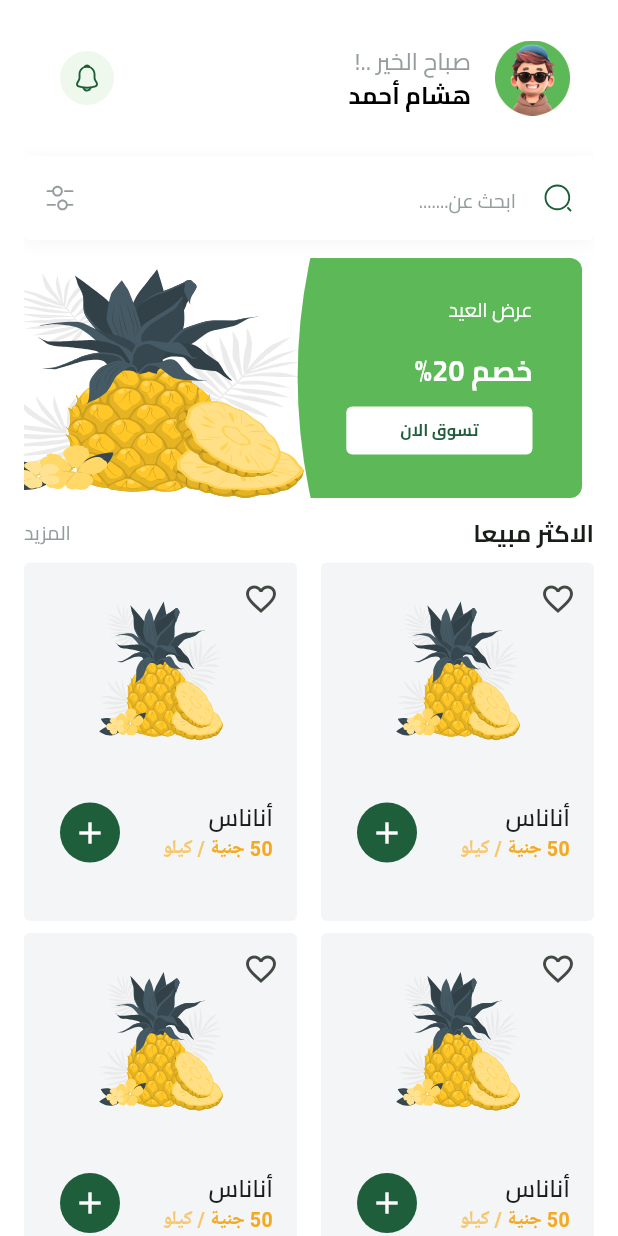
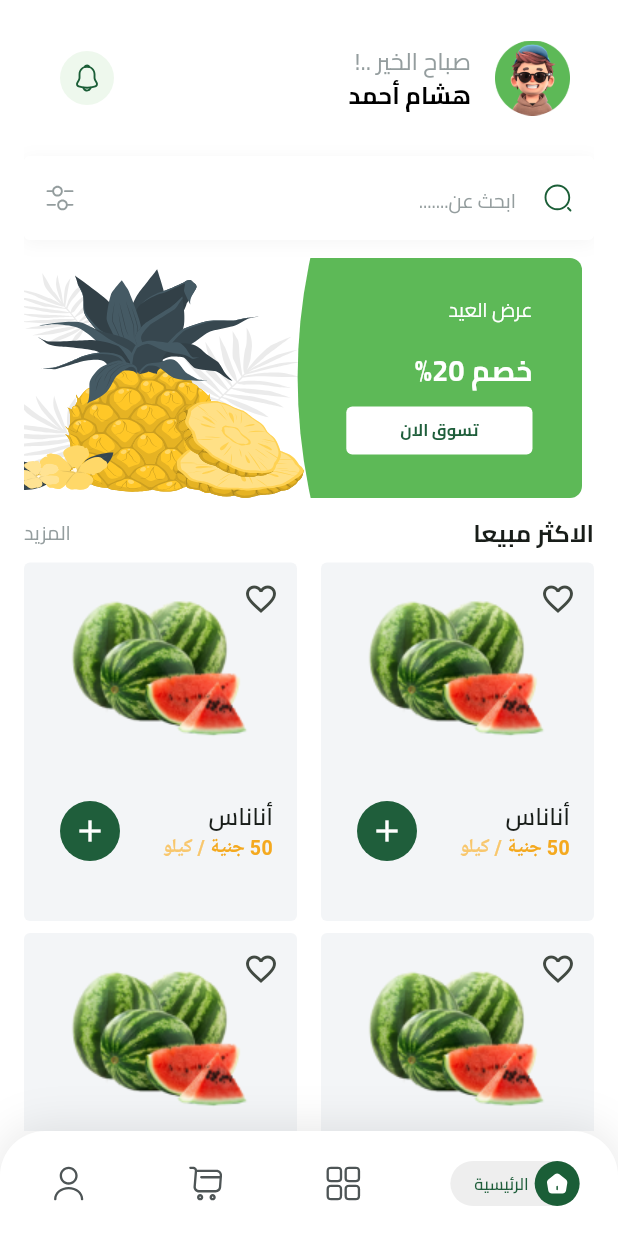
Before and after one commit to HishamElnemr/e-commerce-app, a Flutter app: the HomeView screen opened by its route, on a phone screen of 412 x 824 dp. Run offline on Flutter 3.47's test engine with Material 3 defaults, Android fonts, the phone set to English and light mode, and no system bars; our stand-ins replace cloud_firestore, dartz, dots_indicator, firebase_auth, firebase_core, flutter_bloc and 7 more; missing offline and left inert: flutter_facebook_auth; accounts and stored records are empty.

Commit message:
Add customBottomNavBar widget

```diff
--- a/lib/core/utils/app_images.dart
+++ b/lib/core/utils/app_images.dart
@@ -74,6 +74,38 @@ class Assets {
   /// assets/images/splash_bottom.svg
   static const String assetsImagesSplashBottom = "assets/images/splash_bottom.svg";
 
+  /// Assets for assetsImagesVuesaxBoldHome
+  /// assets/images/vuesax/bold/home.svg
+  static const String assetsImagesVuesaxBoldHome = "assets/images/vuesax/bold/home.svg";
+
+  /// Assets for assetsImagesVuesaxBoldProducts
+  /// assets/images/vuesax/bold/products.svg
+  static const String assetsImagesVuesaxBoldProducts = "assets/images/vuesax/bold/products.svg";
+
+  /// Assets for assetsImagesVuesaxBoldShoppingCart
+  /// assets/images/vuesax/bold/shopping-cart.svg
+  static const String assetsImagesVuesaxBoldShoppingCart = "assets/images/vuesax/bold/shopping-cart.svg";
+
+  /// Assets for assetsImagesVuesaxBoldUser
+  /// assets/images/vuesax/bold/user.svg
+  static const String assetsImagesVuesaxBoldUser = "assets/images/vuesax/bold/user.svg";
+
+  /// Assets for assetsImagesVuesaxOutlineHome
+  /// assets/images/vuesax/outline/home.svg
+  static const String assetsImagesVuesaxOutlineHome = "assets/images/vuesax/outline/home.svg";
+
+  /// Assets for assetsImagesVuesaxOutlineProducts
+  /// assets/images/vuesax/outline/products.svg
+  static const String assetsImagesVuesaxOutlineProducts = "assets/images/vuesax/outline/products.svg";
+
+  /// Assets for assetsImagesVuesaxOutlineShoppingCart
+  /// assets/images/vuesax/outline/shopping-cart.svg
+  static const String assetsImagesVuesaxOutlineShoppingCart = "assets/images/vuesax/outline/shopping-cart.svg";
+
+  /// Assets for assetsImagesVuesaxOutlineUser
+  /// assets/images/vuesax/outline/user.svg
+  static const String assetsImagesVuesaxOutlineUser = "assets/images/vuesax/outline/user.svg";
+
   /// Assets for assetsImagesWatermelonTest
   /// assets/images/watermelon_test.png
   static const String assetsImagesWatermelonTest = "assets/images/watermelon_test.png";
--- a/lib/core/widgets/fruit_item.dart
+++ b/lib/core/widgets/fruit_item.dart
@@ -10,8 +10,6 @@ class FruitItem extends StatelessWidget {
   @override
   Widget build(BuildContext context) {
     return Container(
-      // height: 260,
-      // width: 163,
       decoration: ShapeDecoration(
         color: const Color(0xFFF3F5F7),
         shape: RoundedRectangleBorder(borderRadius: BorderRadius.circular(4)),
@@ -30,11 +28,7 @@ class FruitItem extends StatelessWidget {
             child: Column(
               children: [
                 const SizedBox(height: 20),
-                SvgPicture.asset(
-                  Assets.assetsImagesPineappleCuate1,
-                  width: 100,
-                  height: 100,
-                ),
+               Flexible(child: Image.asset(Assets.assetsImagesWatermelonTest)),
                 const SizedBox(height: 24),
                 ListTile(
                   title: const Text(
@@ -53,7 +47,7 @@ class FruitItem extends StatelessWidget {
                         ),
                         TextSpan(
                           text: '/',
-                          style: TextStyles.bold13.copyWith(
+                          style: TextStyles.semiBold13.copyWith(
                             color: AppColors.lightSecondaryColor,
                           ),
                         ),
--- /dev/null
+++ b/lib/fearures/home/domain/entites/bottom_nav_bar_entity.dart
@@ -0,0 +1,36 @@
+import 'package:e_commerce_app/core/utils/app_images.dart';
+
+class BottomNavBarEntity {
+  final String activeImage;
+  final String inActiveImage;
+  final String name;
+
+  BottomNavBarEntity({
+    required this.activeImage,
+    required this.inActiveImage,
+    required this.name,
+  });
+}
+
+List<BottomNavBarEntity>get bottomNavBarItems => [
+  BottomNavBarEntity(
+    activeImage: Assets.assetsImagesVuesaxBoldHome,
+    inActiveImage: Assets.assetsImagesVuesaxOutlineHome,
+    name: 'الرئيسية',
+  ),
+  BottomNavBarEntity(
+    activeImage: Assets.assetsImagesVuesaxBoldProducts,
+    inActiveImage: Assets.assetsImagesVuesaxOutlineProducts,
+    name: 'المنتجات',
+  ),
+  BottomNavBarEntity(
+    activeImage: Assets.assetsImagesVuesaxBoldShoppingCart,
+    inActiveImage: Assets.assetsImagesVuesaxOutlineShoppingCart,
+    name: 'السلة',
+  ),
+  BottomNavBarEntity(
+    activeImage: Assets.assetsImagesVuesaxBoldUser,
+    inActiveImage: Assets.assetsImagesVuesaxOutlineUser,
+    name: 'الحساب',
+  ),
+];
--- a/lib/fearures/home/presentation/views/home_view.dart
+++ b/lib/fearures/home/presentation/views/home_view.dart
@@ -1,3 +1,4 @@
+import 'package:e_commerce_app/fearures/home/presentation/views/widgets/custom_bottom_nav_bar.dart';
 import 'package:e_commerce_app/fearures/home/presentation/views/widgets/home_view_body.dart';
 import 'package:flutter/material.dart';
 
@@ -6,6 +7,11 @@ class HomeView extends StatelessWidget {
   static const String routeName = '/home-view';
   @override
   Widget build(BuildContext context) {
-    return const Scaffold(body: SafeArea(child: HomeViewBody()));
+    return const Scaffold(
+      bottomNavigationBar: CustomBottomNavBar(),
+      body: SafeArea(child: HomeViewBody(),
+
+    ),
+    );
   }
 }
--- /dev/null
+++ b/lib/fearures/home/presentation/views/widgets/active_item.dart
@@ -0,0 +1,49 @@
+import 'package:e_commerce_app/app_color.dart';
+import 'package:e_commerce_app/core/utils/app_text_styles.dart';
+import 'package:flutter/material.dart';
+import 'package:flutter_svg/svg.dart';
+
+
+class ActiveItem extends StatelessWidget {
+  const ActiveItem({super.key, required this.text, required this.image});
+
+  final String text;
+  final String image;
+  @override
+  Widget build(BuildContext context) {
+    return Center(
+      child: Container(
+        padding: const EdgeInsets.only(left: 16),
+        decoration: ShapeDecoration(
+          color: const Color(0xFFEEEEEE),
+          shape: RoundedRectangleBorder(
+            borderRadius: BorderRadius.circular(30),
+          ),
+        ),
+        child: Row(
+          mainAxisSize: MainAxisSize.min,
+          children: [
+            Container(
+              width: 30,
+              height: 30,
+              decoration: ShapeDecoration(
+                color: const Color(0xFF1B5E37),
+                shape: RoundedRectangleBorder(
+                  borderRadius: BorderRadius.circular(30),
+                ),
+              ),
+              child: Center(child: SvgPicture.asset(image)),
+            ),
+            const SizedBox(width: 4),
+            Text(
+              text,
+              style: TextStyles.semiBold11.copyWith(
+                color: AppColors.primaryColor,
+              ),
+            ),
+          ],
+        ),
+      ),
+    );
+  }
+}
--- /dev/null
+++ b/lib/fearures/home/presentation/views/widgets/custom_bottom_nav_bar.dart
@@ -0,0 +1,58 @@
+import 'package:e_commerce_app/fearures/home/domain/entites/bottom_nav_bar_entity.dart';
+import 'package:e_commerce_app/fearures/home/presentation/views/widgets/navigation_bar_item.dart';
+import 'package:flutter/material.dart';
+
+class CustomBottomNavBar extends StatefulWidget {
+  const CustomBottomNavBar({super.key});
+
+  @override
+  State<CustomBottomNavBar> createState() => _CustomBottomNavBarState();
+}
+
+class _CustomBottomNavBarState extends State<CustomBottomNavBar> {
+  int currentIndex = 0;
+  @override
+  Widget build(BuildContext context) {
+    return Container(
+      width: 375,
+      height: 70,
+      decoration: const ShapeDecoration(
+        color: Colors.white,
+        shape: RoundedRectangleBorder(
+          borderRadius: BorderRadius.only(
+            topLeft: Radius.circular(30),
+            topRight: Radius.circular(30),
+          ),
+        ),
+        shadows: [
+          BoxShadow(
+            color: Color(0x19000000),
+            blurRadius: 25,
+            offset: Offset(0, -2),
+            spreadRadius: 0,
+          ),
+        ],
+      ),
+      child: Row(
+        children: [
+          ...bottomNavBarItems.asMap().entries.map(
+            (entry) {
+              final index = entry.key;
+              final item = entry.value;
+              return Expanded(
+                flex: index == currentIndex ? 3 : 2,
+                child: GestureDetector(
+                  onTap: () => setState(() => currentIndex = index),
+                  child: NavigationBarItem(
+                    item: item,
+                    isSelected: currentIndex == index,
+                  ),
+                ),
+              );
+            },
+          ),
+        ],
+      ),
+    );
+  }
+}
--- a/lib/fearures/home/presentation/views/widgets/home_view_body.dart
+++ b/lib/fearures/home/presentation/views/widgets/home_view_body.dart
@@ -1,10 +1,8 @@
 import 'package:e_commerce_app/constants.dart';
-import 'package:e_commerce_app/core/widgets/fruit_item.dart';
 import 'package:e_commerce_app/core/widgets/search_text_field.dart';
 import 'package:e_commerce_app/fearures/home/presentation/views/widgets/best_selling_grid_view.dart';
 import 'package:e_commerce_app/fearures/home/presentation/views/widgets/best_selling_header.dart';
 import 'package:e_commerce_app/fearures/home/presentation/views/widgets/custom_home_app_bar.dart';
-import 'package:e_commerce_app/fearures/home/presentation/views/widgets/featured_item.dart';
 import 'package:e_commerce_app/fearures/home/presentation/views/widgets/featured_list.dart';
 import 'package:flutter/material.dart';
 
@@ -15,7 +13,7 @@ class HomeViewBody extends StatelessWidget {
   Widget build(BuildContext context) {
     return Padding(
       padding: EdgeInsets.symmetric(horizontal: kHorizontalPadding),
-      child: CustomScrollView(
+      child: const CustomScrollView(
         slivers: [
           SliverToBoxAdapter(
             child: Column(
--- /dev/null
+++ b/lib/fearures/home/presentation/views/widgets/in_active_item.dart
@@ -0,0 +1,11 @@
+import 'package:flutter/material.dart';
+import 'package:flutter_svg/svg.dart';
+
+class InActiveItem extends StatelessWidget {
+  const InActiveItem({super.key, required this.image});
+  final String image;
+  @override
+  Widget build(BuildContext context) {
+    return SvgPicture.asset(image , width: 25,);
+  }
+}
--- /dev/null
+++ b/lib/fearures/home/presentation/views/widgets/navigation_bar_item.dart
@@ -0,0 +1,20 @@
+import 'package:e_commerce_app/fearures/home/domain/entites/bottom_nav_bar_entity.dart';
+import 'package:e_commerce_app/fearures/home/presentation/views/widgets/active_item.dart';
+import 'package:e_commerce_app/fearures/home/presentation/views/widgets/in_active_item.dart';
+import 'package:flutter/material.dart';
+
+class NavigationBarItem extends StatelessWidget {
+  const NavigationBarItem({
+    super.key,
+    required this.isSelected,
+    required this.item,
+  });
+  final bool isSelected;
+  final BottomNavBarEntity item;
+  @override
+  Widget build(BuildContext context) {
+    return isSelected
+        ?  ActiveItem(text: item.name, image: item.activeImage,)
+        : InActiveItem(image: item.inActiveImage);
+  }
+}
--- a/pubspec.yaml
+++ b/pubspec.yaml
@@ -74,6 +74,9 @@ flutter:
   # To add assets to your application, add an assets section, like this:
   assets:
     - assets/images/
+    - assets/images/vuesax/bold/
+    - assets/images/vuesax/outline/
+
   #   - images/a_dot_ham.jpeg
   # An image asset can refer to one or more resolution-specific "variants", see
   # https://flutter.dev/to/resolution-aware-images
```
Also changed, not shown: assets/images/vuesax/bold/home.svg (added), assets/images/vuesax/bold/products.svg (added), assets/images/vuesax/bold/shopping-cart.svg (added), assets/images/vuesax/bold/user.svg (added), assets/images/vuesax/outline/home.svg (added), assets/images/vuesax/outline/products.svg (added), assets/images/vuesax/outline/shopping-cart.svg (added), assets/images/vuesax/outline/user.svg (added).
